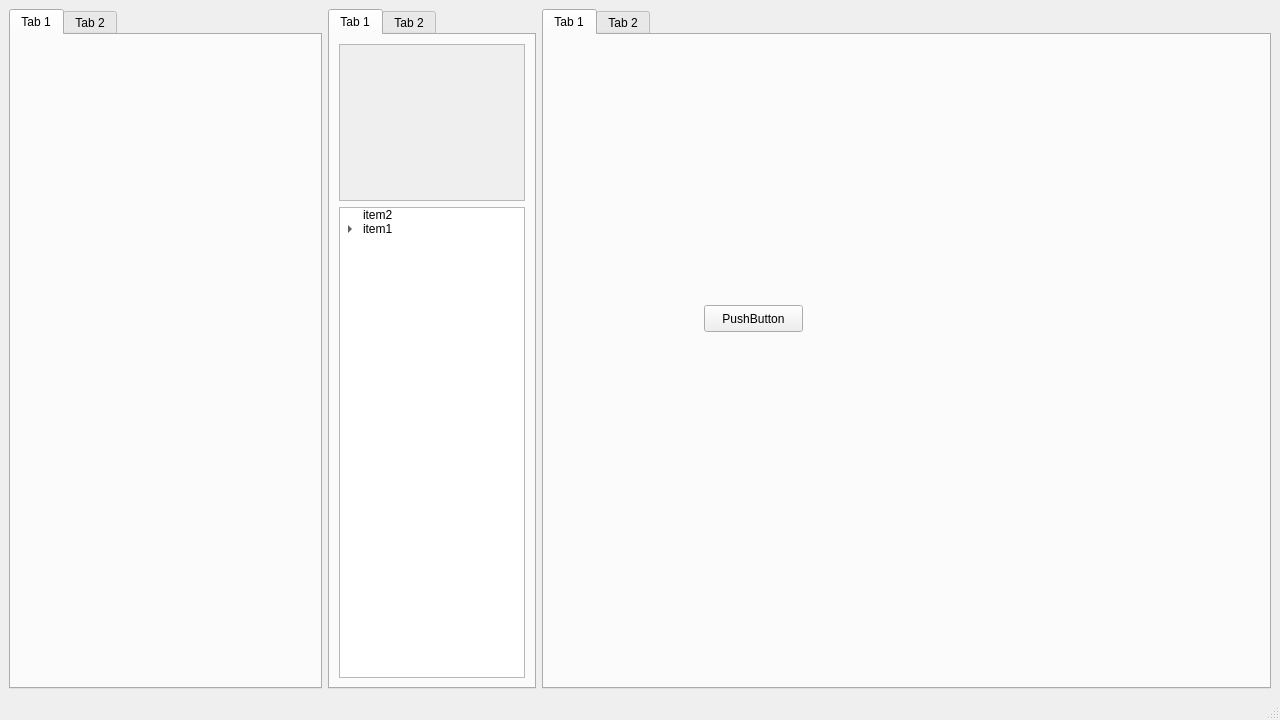
Before: the Qt Designer form mainwindow.ui in coderkalyan/codeblock-visual-studio, drawn with Qt 5.
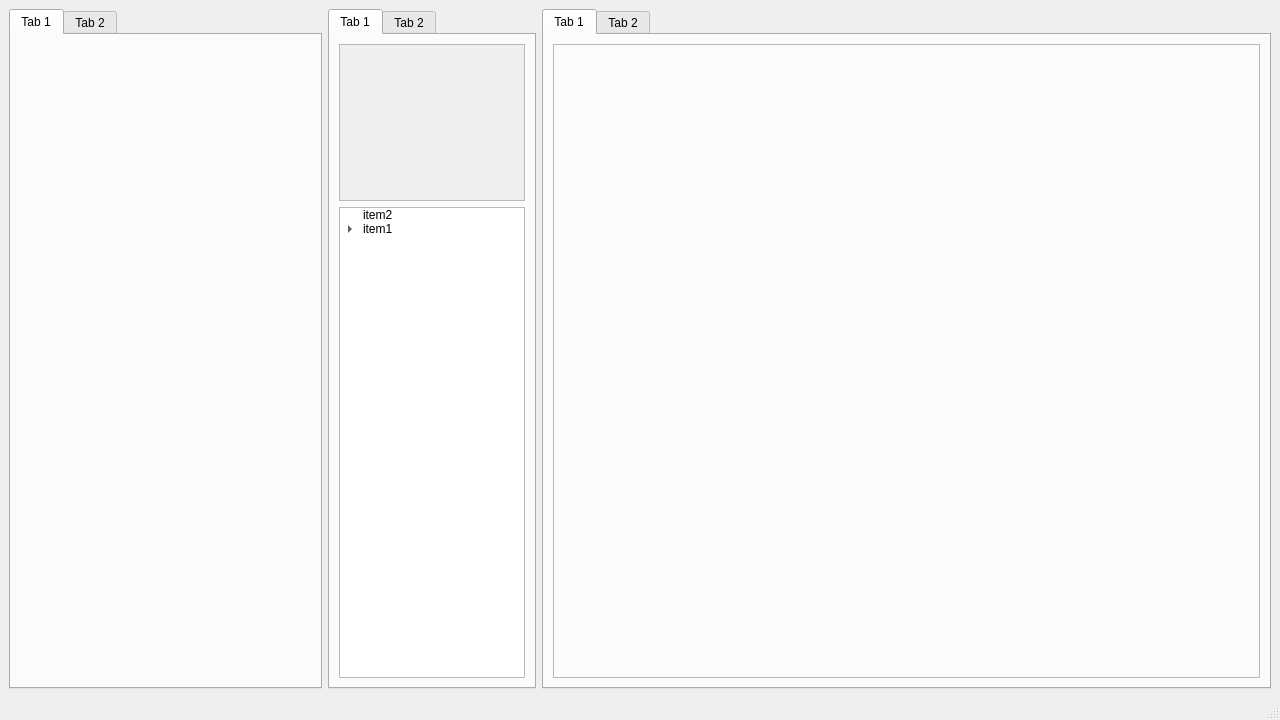
After: the same form once the commit is applied.

What changed in the file:
```diff
--- a/mainwindow.ui
+++ b/mainwindow.ui
@@ -149,21 +149,18 @@
        <attribute name="title">
         <string>Tab 1</string>
        </attribute>
-       <widget class="QPushButton" name="pushButton">
-        <property name="geometry">
-         <rect>
-          <x>160</x>
-          <y>270</y>
-          <width>99</width>
-          <height>27</height>
-         </rect>
-        </property>
-        <property name="text">
-         <string>PushButton</string>
-        </property>
-       </widget>
-       <zorder>pushButton</zorder>
-       <zorder>tabWidget</zorder>
+       <layout class="QHBoxLayout" name="horizontalLayout_2">
+        <item>
+         <widget class="QFrame" name="frame">
+          <property name="frameShape">
+           <enum>QFrame::StyledPanel</enum>
+          </property>
+          <property name="frameShadow">
+           <enum>QFrame::Sunken</enum>
+          </property>
+         </widget>
+        </item>
+       </layout>
       </widget>
       <widget class="QWidget" name="tab_4">
        <attribute name="title">
```
